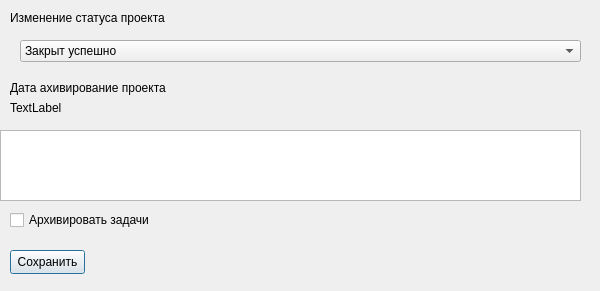
Barnaga/TerraCRM, file ChangeStatusProjectDialog.ui: the form before one commit.
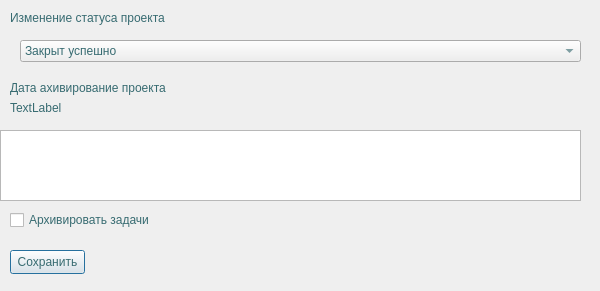
The form after the commit.

What changed in the file:
```diff
--- a/ChangeStatusProjectDialog.ui
+++ b/ChangeStatusProjectDialog.ui
@@ -13,6 +13,11 @@
   <property name="windowTitle">
    <string>ChangeStatusProjectDialog</string>
   </property>
+  <property name="styleSheet">
+   <string notr="true">QWidget {
+color:rgb(55, 107, 113);
+}</string>
+  </property>
   <widget class="QLabel" name="nameLbl">
    <property name="geometry">
     <rect>
```
